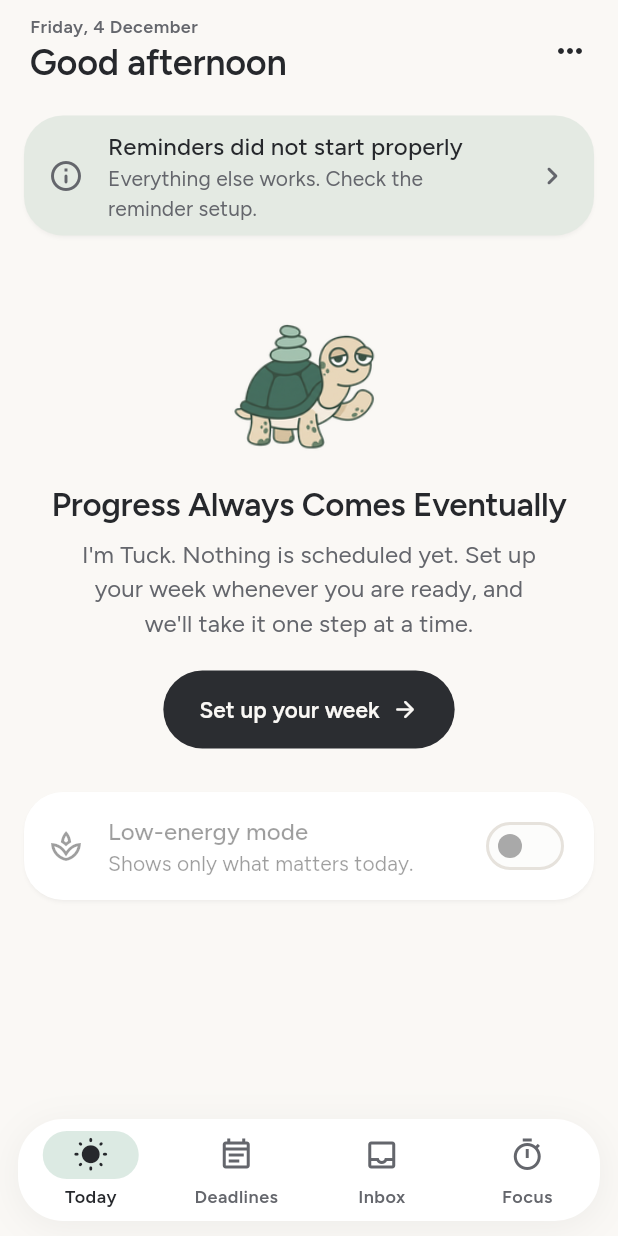
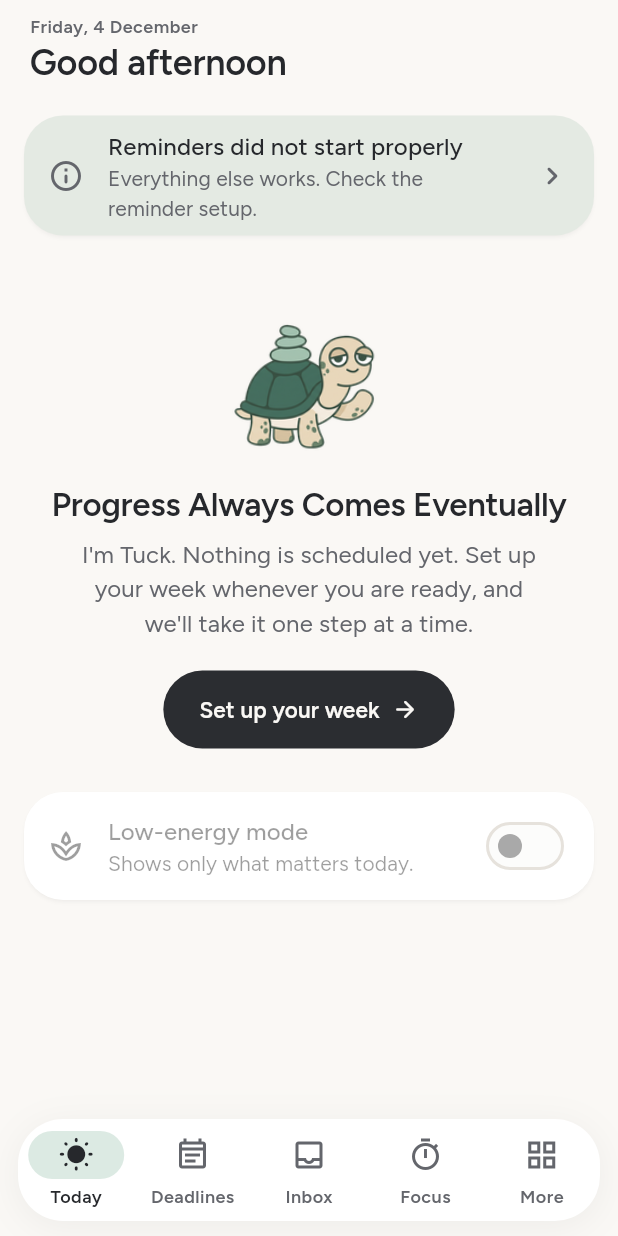
Before and after one commit to xknjmds/pace, a Flutter app: the screen it shows after launch, on a phone screen of 412 x 824 dp. Run offline on Flutter 3.47's test engine with Material 3 defaults, Android fonts, the phone set to English and light mode, and no system bars; our stand-ins replace drift, drift_flutter, flutter_local_notifications, flutter_riverpod, flutter_timezone, google_sign_in and 4 more; missing offline and left inert: google_mlkit_text_recognition, home_widget; accounts and stored records are empty; generated files the repository leaves out were written again.

Commit message:
UI pass 3, step 4: More tab hub replaces the three-dot menu
- Fifth tab 'More' (bar and rail, route /more): a pastel grid of Review,
  Classes, Notes, Money, App gate and Calendar, each with a live one-line
  status (routine days, classes a week, note count, money this period,
  apps paused), then Settings and Reminders as rows.
- Screens the device can't use are left out, as the menu did.
- Today's popup menu is gone; tests reach the screens through the hub.

Co-Authored-By: Claude Opus 5.5 <noreply@anthropic.com>

```diff
--- a/pace_app/lib/features/shell/home_shell.dart
+++ b/pace_app/lib/features/shell/home_shell.dart
@@ -9,6 +9,7 @@ import '../../core/widgets/readable_width.dart';
 import '../deadlines/ui/deadlines_screen.dart';
 import '../focus/ui/focus_screen.dart';
 import '../inbox/ui/inbox_screen.dart';
+import '../more/ui/more_screen.dart';
 import '../today/ui/today_screen.dart';
 import 'shell_tabs.dart';
 
@@ -64,6 +65,7 @@ class _HomeShellState extends ConsumerState<HomeShell>
     (Icons.event_note_outlined, Icons.event_note_rounded, 'Deadlines'),
     (Icons.inbox_outlined, Icons.inbox_rounded, 'Inbox'),
     (Icons.timer_outlined, Icons.timer_rounded, 'Focus'),
+    (Icons.grid_view_outlined, Icons.grid_view_rounded, 'More'),
   ];
 
   @override
@@ -88,6 +90,7 @@ class _HomeShellState extends ConsumerState<HomeShell>
     ShellTab.deadlines => const DeadlinesScreen(),
     ShellTab.inbox => InboxScreen(startCapturing: _captureOnBuild),
     ShellTab.focus => const FocusScreen(),
+    ShellTab.more => const MoreScreen(),
   };
 
   /// The Inbox's first build focuses the field when that is why we came.
--- a/pace_app/lib/features/shell/shell_tabs.dart
+++ b/pace_app/lib/features/shell/shell_tabs.dart
@@ -2,12 +2,13 @@ import 'package:flutter_riverpod/flutter_riverpod.dart';
 
 import '../../routes.dart';
 
-/// The four places one tap away.
+/// The places one tap away. More holds everything else.
 enum ShellTab {
   today(Routes.today),
   deadlines(Routes.deadlines),
   inbox(Routes.inbox),
-  focus(Routes.focus);
+  focus(Routes.focus),
+  more(Routes.more);
 
   const ShellTab(this.route);
 
--- a/pace_app/lib/features/today/ui/today_screen.dart
+++ b/pace_app/lib/features/today/ui/today_screen.dart
@@ -5,7 +5,6 @@ import 'package:flutter_riverpod/flutter_riverpod.dart';
 import '../../../core/db/app_database.dart';
 import '../../../core/db/database_provider.dart';
 import '../../../core/db/settings_provider.dart';
-import '../../../core/platform/platform_features.dart';
 import '../../../core/startup_report.dart';
 import '../../../core/time/local_time.dart';
 import '../../../core/theme/pace_pastels.dart';
@@ -51,25 +50,6 @@ class TodayScreen extends ConsumerWidget {
   static const maxDeadlinesShown = 3;
 
   /// Screens that sit on top of the tabs.
-  static const _menu = [
-    ('Review', Routes.review, Icons.insights_outlined),
-    ('Class schedule', Routes.schedule, Icons.school_outlined),
-    ('Notes', Routes.notes, Icons.sticky_note_2_outlined),
-    ('Money', Routes.money, Icons.account_balance_wallet_outlined),
-    ('App gate', Routes.gate, Icons.do_not_disturb_on_outlined),
-    ('Calendar', Routes.calendar, Icons.event_outlined),
-    ('Settings', Routes.settings, Icons.tune_rounded),
-    ('Reminders', Routes.notifications, Icons.notifications_none_rounded),
-  ];
-
-  /// Menu entries this device can use.
-  static bool _offered(String route, PlatformFeatures f) => switch (route) {
-    Routes.notifications => f.reminders,
-    Routes.gate => f.appBlocking,
-    Routes.calendar => f.calendarSync,
-    _ => true,
-  };
-
   /// Shows a tab in the home shell, or pushes the screen when Today runs
   /// on its own.
   static void _go(BuildContext context, ShellTab tab, {bool capture = false}) {
@@ -124,7 +104,6 @@ class TodayScreen extends ConsumerWidget {
     final inboxCount = ref.watch(inboxCountProvider);
     final focus = ref.watch(activeFocusProvider).value;
     final startup = ref.watch(startupReportProvider);
-    final features = ref.watch(platformFeaturesProvider);
     final theme = Theme.of(context);
     final scheme = theme.colorScheme;
 
@@ -284,28 +263,6 @@ class TodayScreen extends ConsumerWidget {
             ),
           ],
         ),
-        actions: [
-          PopupMenuButton<String>(
-            tooltip: 'More',
-            icon: const Icon(Icons.more_horiz_rounded),
-            onSelected: (route) => Navigator.of(context).pushNamed(route),
-            itemBuilder: (_) => [
-              for (final (label, route, icon) in _menu)
-                if (_offered(route, features))
-                  PopupMenuItem(
-                    value: route,
-                    child: Row(
-                      children: [
-                        Icon(icon, size: 20, color: scheme.onSurfaceVariant),
-                        const SizedBox(width: 12),
-                        Text(label),
-                      ],
-                    ),
-                  ),
-            ],
-          ),
-          const SizedBox(width: 8),
-        ],
       ),
       floatingActionButton: empty
           ? null
--- a/pace_app/lib/routes.dart
+++ b/pace_app/lib/routes.dart
@@ -36,6 +36,9 @@ abstract final class Routes {
   static const money = '/money';
   static const calendar = '/calendar';
 
+  /// The hub tab with every other screen.
+  static const more = '/more';
+
   static Map<String, WidgetBuilder> get table => {
     today: (_) => const HomeShell(),
     deadlines: (_) => const HomeShell(initialTab: ShellTab.deadlines),
@@ -43,6 +46,7 @@ abstract final class Routes {
     inboxCapture: (_) =>
         const HomeShell(initialTab: ShellTab.inbox, startCapturing: true),
     focus: (_) => const HomeShell(initialTab: ShellTab.focus),
+    more: (_) => const HomeShell(initialTab: ShellTab.more),
     review: (_) => const ReadableWidth(child: ReviewScreen()),
     checkIn: (_) => const ReadableWidth(child: CheckInScreen()),
     settings: (_) => const ReadableWidth(child: RoutineSettingsScreen()),
```
Also changed, not shown: pace_app/lib/features/more/ui/more_screen.dart (added, +209 -0 lines), 3 other files.
